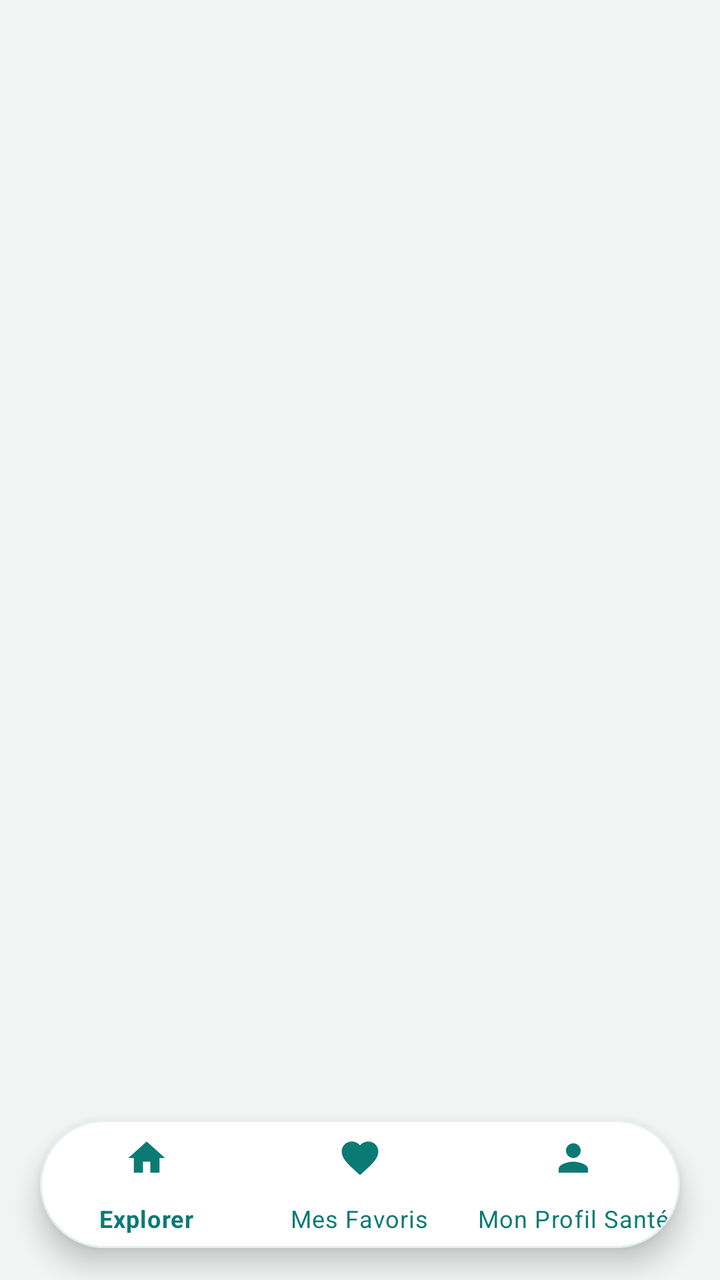
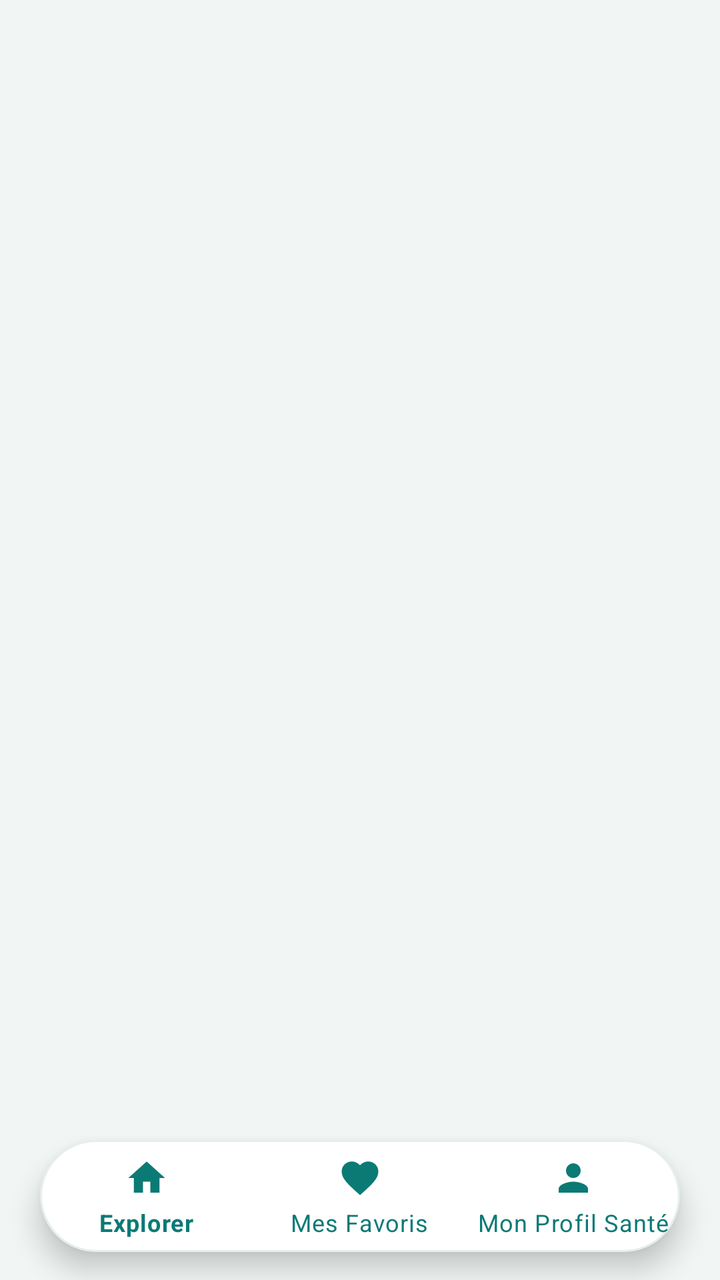

An Android layout rendered at two revisions. The XML below is the earlier revision; the diff shows what the commit changed to produce the second picture.
<!-- AndroidManifest.xml: application theme Theme.NutriGuard -->
<!-- res/layout/activity_main.xml -->
<?xml version="1.0" encoding="utf-8"?>
<androidx.coordinatorlayout.widget.CoordinatorLayout
    xmlns:android="http://schemas.android.com/apk/res/android"
    xmlns:app="http://schemas.android.com/apk/res-auto"
    android:layout_width="match_parent"
    android:layout_height="match_parent"
    android:background="@color/background_light">

    
    <FrameLayout
        android:id="@+id/fragment_container"
        android:layout_width="match_parent"
        android:layout_height="match_parent"
        android:layout_marginBottom="76dp" />

    
    <com.google.android.material.card.MaterialCardView
        android:id="@+id/cardFloatingNav"
        android:layout_width="match_parent"
        android:layout_height="64dp"
        android:layout_gravity="bottom"
        android:layout_marginHorizontal="20dp"
        android:layout_marginBottom="16dp"
        app:cardBackgroundColor="@color/surface_light"
        app:cardCornerRadius="32dp"
        app:cardElevation="8dp"
        app:strokeColor="@color/card_stroke"
        app:strokeWidth="1dp">

        <com.google.android.material.bottomnavigation.BottomNavigationView
            android:id="@+id/bottom_navigation"
            android:layout_width="match_parent"
            android:layout_height="match_parent"
            android:background="@android:color/transparent"
            app:elevation="0dp"
            app:itemIconSize="22dp"
            app:itemIconTint="@color/primary"
            app:itemTextColor="@color/primary"
            app:itemRippleColor="@color/primary_container"
            app:labelVisibilityMode="labeled"
            app:menu="@menu/bottom_nav_menu" />

    </com.google.android.material.card.MaterialCardView>

</androidx.coordinatorlayout.widget.CoordinatorLayout>
<!-- resources referenced by this layout -->
<resources>
  <color name="background_light">#F1F5F4</color>
  <color name="card_stroke">#E6EFEA</color>
  <color name="primary">#0B7A75</color>
  <color name="primary_container">#D5EBE7</color>
  <color name="surface_light">#FFFFFF</color>
  <style name="Theme.NutriGuard" parent="Theme.MaterialComponents.Light.NoActionBar">
          
          <item name="colorPrimary">@color/primary</item>
          <item name="colorPrimaryVariant">@color/primary_dark</item>
          <item name="colorOnPrimary">@color/white</item>
  
          
          <item name="colorSecondary">@color/secondary</item>
          <item name="colorSecondaryVariant">@color/secondary_dark</item>
          <item name="colorOnSecondary">@color/white</item>
  
          
          <item name="android:statusBarColor">@color/surface_light</item>
          <item name="android:windowLightStatusBar" tools:targetApi="m">true</item>
  
          
          <item name="android:colorBackground">@color/background_light</item>
          <item name="colorSurface">@color/surface_light</item>
      </style>
  <color name="primary_dark">#065753</color>
  <color name="white">#FFFFFF</color>
  <color name="secondary">#11999E</color>
  <color name="secondary_dark">#0D777B</color>
</resources>

<!-- the commit's change to res/layout/activity_main.xml (unified diff, before → after) -->
@@ -11,35 +11,22 @@
         android:id="@+id/fragment_container"
         android:layout_width="match_parent"
         android:layout_height="match_parent"
-        android:layout_marginBottom="76dp" />
+        android:layout_marginBottom="72dp" />
 
     
-    <com.google.android.material.card.MaterialCardView
-        android:id="@+id/cardFloatingNav"
+    <com.google.android.material.bottomnavigation.BottomNavigationView
+        android:id="@+id/bottom_navigation"
         android:layout_width="match_parent"
-        android:layout_height="64dp"
+        android:layout_height="56dp"
         android:layout_gravity="bottom"
         android:layout_marginHorizontal="20dp"
-        android:layout_marginBottom="16dp"
-        app:cardBackgroundColor="@color/surface_light"
-        app:cardCornerRadius="32dp"
-        app:cardElevation="8dp"
-        app:strokeColor="@color/card_stroke"
-        app:strokeWidth="1dp">
-
-        <com.google.android.material.bottomnavigation.BottomNavigationView
-            android:id="@+id/bottom_navigation"
-            android:layout_width="match_parent"
-            android:layout_height="match_parent"
-            android:background="@android:color/transparent"
-            app:elevation="0dp"
-            app:itemIconSize="22dp"
-            app:itemIconTint="@color/primary"
-            app:itemTextColor="@color/primary"
-            app:itemRippleColor="@color/primary_container"
-            app:labelVisibilityMode="labeled"
-            app:menu="@menu/bottom_nav_menu" />
-
-    </com.google.android.material.card.MaterialCardView>
+        android:layout_marginBottom="14dp"
+        android:background="@drawable/bg_floating_bottom_nav"
+        app:elevation="8dp"
+        app:itemIconSize="22dp"
+        app:itemIconTint="@color/primary"
+        app:itemTextColor="@color/primary"
+        app:labelVisibilityMode="labeled"
+        app:menu="@menu/bottom_nav_menu" />
 
 </androidx.coordinatorlayout.widget.CoordinatorLayout>
<!-- resource entries referenced after the edit -->
@@ -3,7 +3,16 @@
   <color name="background_light">#F1F5F4</color>
   <color name="card_stroke">#E6EFEA</color>
   <color name="primary">#0B7A75</color>
-  <color name="primary_container">#D5EBE7</color>
+  <!-- drawable bg_floating_bottom_nav (drawable) -->
+  <?xml version="1.0" encoding="utf-8"?>
+  <shape xmlns:android="http://schemas.android.com/apk/res/android"
+      android:shape="rectangle">
+      <solid android:color="@color/surface_light" />
+      <corners android:radius="34dp" />
+      <stroke
+          android:width="1dp"
+          android:color="@color/card_stroke" />
+  </shape>
   <color name="surface_light">#FFFFFF</color>
   <style name="Theme.NutriGuard" parent="Theme.MaterialComponents.Light.NoActionBar">
           
